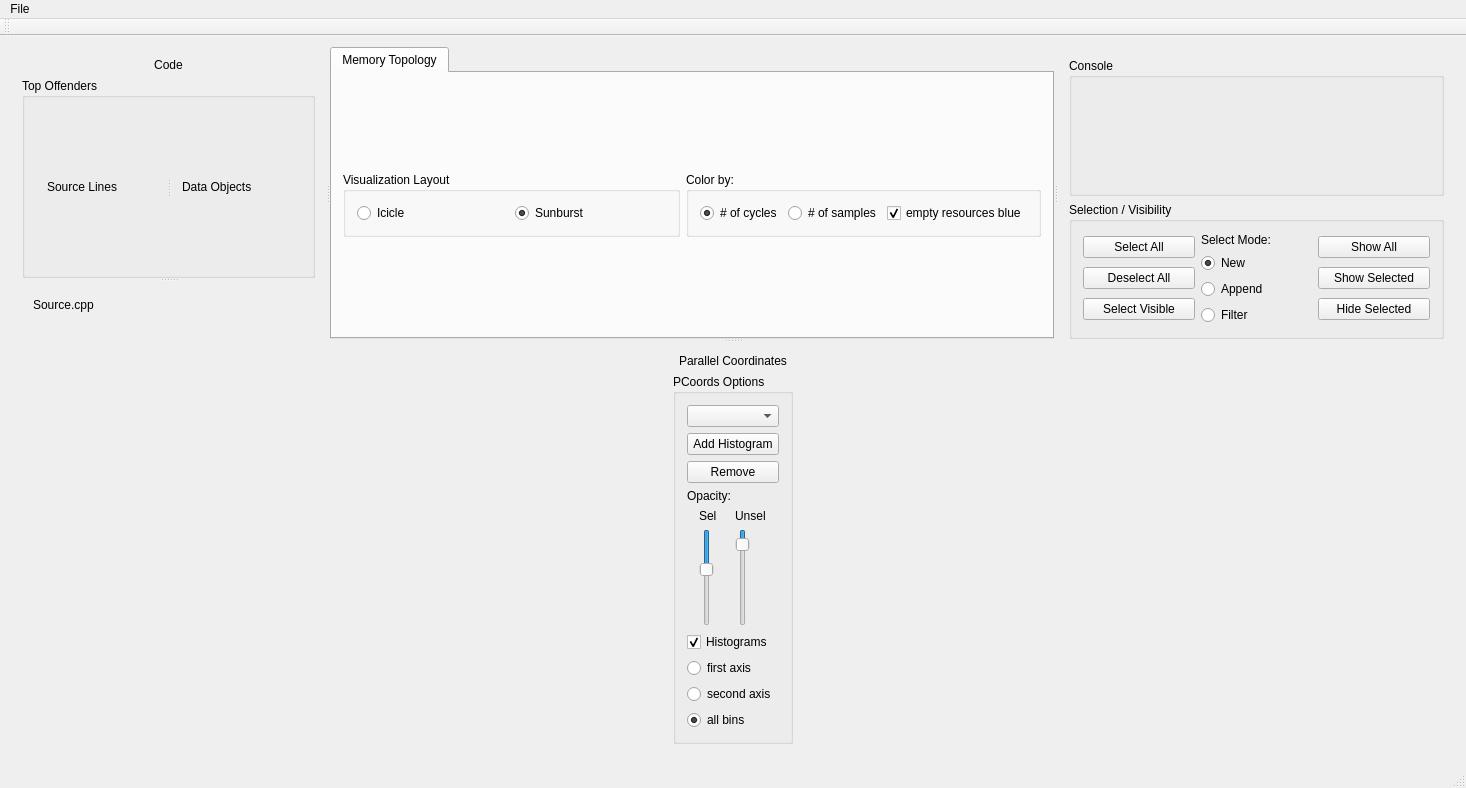
Above: src/form.ui from caps-tum/MemAxes before the change. Below: the same form after it.
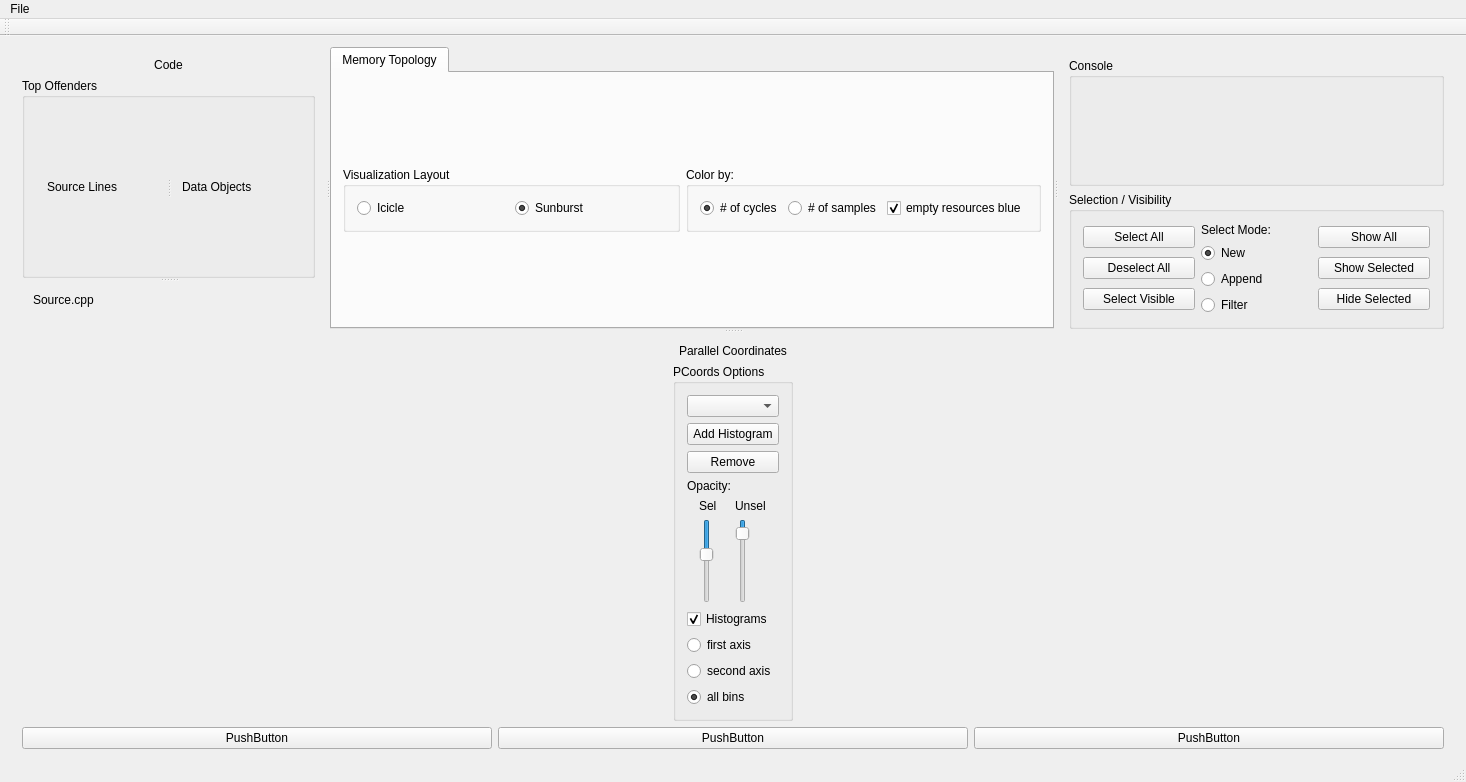
That is the form after the change.

```diff
--- a/src/form.ui
+++ b/src/form.ui
@@ -7,7 +7,7 @@
     <x>0</x>
     <y>0</y>
     <width>1466</width>
-    <height>788</height>
+    <height>756</height>
    </rect>
   </property>
   <property name="windowTitle">
@@ -15,15 +15,24 @@
   </property>
   <widget class="QWidget" name="centralWidget">
    <layout class="QHBoxLayout" name="horizontalLayout_4">
+    <property name="bottomMargin">
+     <number>0</number>
+    </property>
     <item>
      <widget class="QSplitter" name="topBottomSplitter">
       <property name="orientation">
        <enum>Qt::Vertical</enum>
       </property>
+      <property name="childrenCollapsible">
+       <bool>true</bool>
+      </property>
       <widget class="QSplitter" name="topSplitter">
        <property name="orientation">
         <enum>Qt::Horizontal</enum>
        </property>
+       <property name="childrenCollapsible">
+        <bool>true</bool>
+       </property>
        <widget class="QWidget" name="codeDomainLayoutWidget">
         <layout class="QVBoxLayout" name="codeDomainParent">
          <item>
@@ -338,6 +347,9 @@
       </widget>
       <widget class="QWidget" name="parallelCoordinatesLayoutWidget">
        <layout class="QVBoxLayout" name="parallelCoordinatesParent">
+        <property name="spacing">
+         <number>6</number>
+        </property>
         <item>
          <widget class="QLabel" name="parallelCoordinatesLabel">
           <property name="text">
@@ -552,6 +564,31 @@
           </item>
          </layout>
         </item>
+        <item>
+         <layout class="QHBoxLayout" name="Recommendationbar">
+          <item>
+           <widget class="QPushButton" name="rec1">
+            <property name="text">
+             <string>PushButton</string>
+            </property>
+           </widget>
+          </item>
+          <item>
+           <widget class="QPushButton" name="rec2">
+            <property name="text">
+             <string>PushButton</string>
+            </property>
+           </widget>
+          </item>
+          <item>
+           <widget class="QPushButton" name="rec3">
+            <property name="text">
+             <string>PushButton</string>
+            </property>
+           </widget>
+          </item>
+         </layout>
+        </item>
         <item>
          <layout class="QVBoxLayout" name="parallelCoordinatesParent_1">
           <property name="sizeConstraint">
```
